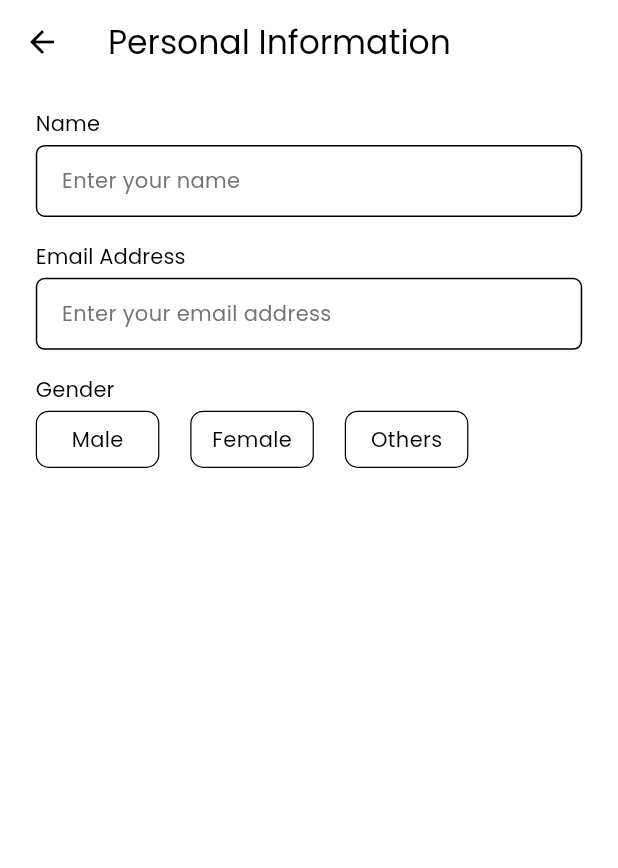
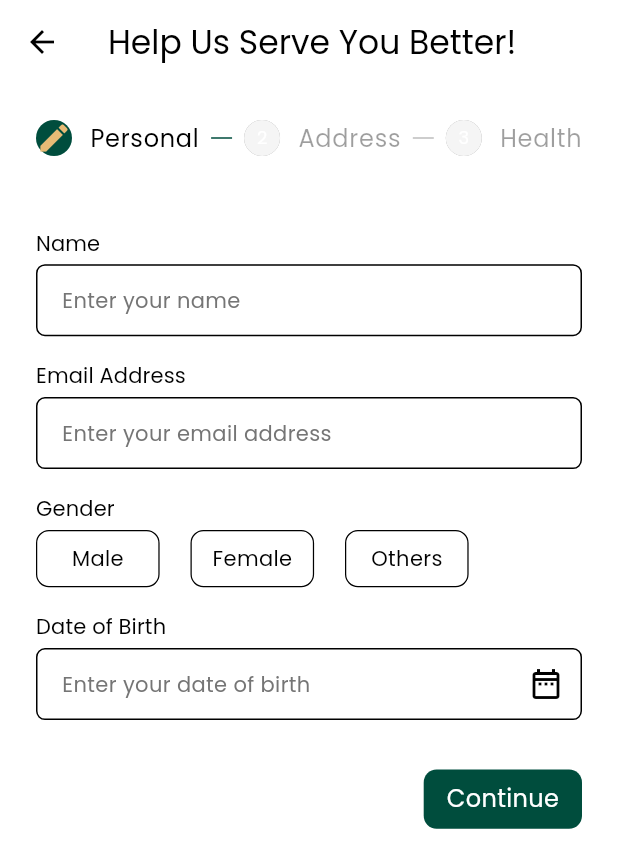
Before and after one commit to nareshsia/starrbox, a Flutter app: the SurveyScreen screen opened by its route, on a phone screen of 412 x 824 dp. Shown: the top 868 px of the screen. Run offline on Flutter 3.47's test engine with Material 3 defaults, Android fonts, the phone set to English and light mode, and no system bars; our stand-ins replace flutter_svg, pinput, responsive_sizer, shared_preferences; accounts and stored records are empty.

```diff
--- a/lib/core/constants/strings.dart
+++ b/lib/core/constants/strings.dart
@@ -5,9 +5,11 @@ class AppStrings {
   static const verificationCodeDes = "We have sent a verification code to";
   static const didNotOTP = "Didn't get the OTP?";
   static const reSend = "Resend";
-  static const personalInfo = "Personal Information";
+  static const personalInfo = "Help Us Serve You Better!";
   static const name = "Name";
   static const nameHint = "Enter your name";
   static const email = "Email Address";
   static const emailHint = "Enter your email address";
+  static const dob = "Date of Birth";
+  static const dobHint = "Enter your date of birth";
 }
--- a/lib/core/theme/dark_theme.dart
+++ b/lib/core/theme/dark_theme.dart
@@ -11,7 +11,7 @@ final ColorScheme darkColorScheme = ColorScheme.dark(
   error: Colors.red[400]!,
   onError: Colors.black,
   tertiary: Colors.black26,
-  onTertiary: Colors.white24
+  onTertiary: Colors.white24,
 );
 
 final ThemeData darkTheme = ThemeData(
--- /dev/null
+++ b/lib/core/validation/validation.dart
@@ -0,0 +1,27 @@
+class Validation {
+  static String? name(String? name) {
+    if (name == null || name.trim().isEmpty) {
+      return "Please enter your name";
+    }
+    return null; // null means no error
+  }
+
+  static String? email(String? email) {
+    if (email == null || email.trim().isEmpty) {
+      return "Please enter your email";
+    } else if (!RegExp(r"^[\w-\.]+@([\w-]+\.)+[\w-]{2,4}$")
+        .hasMatch(email.trim())) {
+      return "Please enter a valid email";
+    }
+    return null;
+  }
+
+  static String? dob(String? name) {
+    if (name == null || name.trim().isEmpty) {
+      return "Please enter date of birth";
+    }
+    return null; // null means no error
+  }
+
+// You can add more: phone, dob, etc.
+}
--- a/lib/features/components/custom_textformfield.dart
+++ b/lib/features/components/custom_textformfield.dart
@@ -35,6 +35,7 @@ class CustomTextFieldWidget extends StatelessWidget {
   final bool? enableBorder;
   final double? borderRadius;
   final EdgeInsets? contentPadding;
+  final bool? enable;
 
   const CustomTextFieldWidget({
     super.key,
@@ -69,7 +70,7 @@ class CustomTextFieldWidget extends StatelessWidget {
     this.prefixIconConstraints,
     this.enableBorder,
     this.borderRadius,
-    this.contentPadding,
+    this.contentPadding, this.enable,
   });
 
   @override
@@ -106,6 +107,7 @@ class CustomTextFieldWidget extends StatelessWidget {
           validator: onValidate,
           obscureText: obscure!,
           controller: controller,
+          enabled: enable,
           decoration: InputDecoration(
             suffix: suffixWidget,
             counterText: "",
--- /dev/null
+++ b/lib/features/survey/personal_details_section.dart
@@ -0,0 +1,148 @@
+import 'package:flutter/material.dart';
+import 'package:intl/intl.dart';
+import 'package:responsive_sizer/responsive_sizer.dart';
+import 'package:starrbox/core/validation/validation.dart';
+import 'package:starrbox/features/survey/survey_controller.dart';
+
+import '../../core/constants/strings.dart';
+import '../components/custom_textformfield.dart';
+
+class PersonalDetailsSection extends StatefulWidget {
+  final SurveyController surveyController;
+
+  const PersonalDetailsSection({super.key, required this.surveyController});
+
+  @override
+  State<PersonalDetailsSection> createState() => _PersonalDetailsSectionState();
+}
+
+class _PersonalDetailsSectionState extends State<PersonalDetailsSection> {
+  @override
+  Widget build(BuildContext context) {
+    final surveyController = widget.surveyController;
+    return Form(
+      key: surveyController.formKey,
+      child: Column(
+        children: [
+          CustomTextFieldWidget(
+            controller: surveyController.nameController,
+            labelTwo: AppStrings.name,
+            hintText: AppStrings.nameHint,
+            readOnly: false,
+            onValidate: Validation.name,
+          ),
+          SizedBox(
+            height: 2.h,
+          ),
+          CustomTextFieldWidget(
+            controller: surveyController.emailController,
+            labelTwo: AppStrings.email,
+            hintText: AppStrings.emailHint,
+            readOnly: false,
+            onValidate: Validation.email,
+          ),
+          SizedBox(
+            height: 2.h,
+          ),
+
+          /// Gender
+          Column(
+            crossAxisAlignment: CrossAxisAlignment.start,
+            children: [
+              Text(
+                "Gender",
+                style: Theme.of(context).textTheme.labelLarge,
+              ),
+              SizedBox(
+                height: 0.5.h,
+              ),
+              ValueListenableBuilder(
+                valueListenable: surveyController.selectedGenderIndex,
+                builder: (context, selectedIndex, child) {
+                  return Row(
+                    children: surveyController.genderList.asMap().entries.map(
+                      (entry) {
+                        final index = entry.key;
+                        final gender = entry.value;
+                        return Padding(
+                          padding: EdgeInsets.only(right: 5.w),
+                          child: InkWell(
+                            borderRadius: BorderRadius.circular(12.sp),
+                            onTap: () {
+                              surveyController.selectedGenderIndex.value =
+                                  index;
+                            },
+                            child: Container(
+                              width: 20.w,
+                              padding: EdgeInsets.symmetric(vertical: 1.h),
+                              decoration: BoxDecoration(
+                                  borderRadius: BorderRadius.circular(12.sp),
+                                  border: Border.all(
+                                      color: selectedIndex == index
+                                          ? Theme.of(context)
+                                              .colorScheme
+                                              .primary
+                                          : Theme.of(context)
+                                              .colorScheme
+                                              .onSurface,
+                                      width: selectedIndex == index
+                                          ? 0.5.w
+                                          : 0.2.w)),
+                              child: Center(child: Text(gender)),
+                            ),
+                          ),
+                        );
+                      },
+                    ).toList(),
+                  );
+                },
+              ),
+              ValueListenableBuilder(
+                valueListenable: surveyController.genderError,
+                builder: (context, show, child) {
+                  if (show) {
+                    return Padding(
+                      padding: EdgeInsets.only(left: 14, top: 6),
+                      child: Text(
+                        "Please select gender",
+                        style: TextStyle(
+                            fontSize: 15.5.sp,
+                            color: Colors.redAccent,
+                            fontWeight: FontWeight.normal),
+                      ),
+                    );
+                  } else {
+                    return SizedBox.shrink();
+                  }
+                },
+              )
+            ],
+          ),
+          SizedBox(
+            height: 2.h,
+          ),
+          CustomTextFieldWidget(
+            controller: surveyController.dobController,
+            labelTwo: AppStrings.dob,
+            hintText: AppStrings.dobHint,
+            onValidate: Validation.dob,
+            readOnly: true,
+            //enable: false,
+            suffixIcon: IconButton(
+                onPressed: () async {
+                  final pickedDate = await showDatePicker(
+                      context: context,
+                      firstDate: DateTime(1960),
+                      lastDate: DateTime.now());
+                  if(pickedDate != null){
+                    final formattedDate = DateFormat('dd/MM/yyyy').format(pickedDate);
+                    surveyController.dobController.text = formattedDate;
+                  }
+                },
+                icon: Icon(Icons.date_range_outlined)),
+          ),
+        ],
+      ),
+    );
+  }
+}
--- /dev/null
+++ b/lib/features/survey/survey_controller.dart
@@ -0,0 +1,42 @@
+import 'package:flutter/material.dart';
+
+class SurveyController extends ChangeNotifier {
+  ValueNotifier<int> currentStep = ValueNotifier(0);
+
+  /// stepper
+  onStepContinue() {
+    if(currentStep.value < 2){
+      currentStep.value += 1;
+      // if (currentStep.value == 0) {
+      //   if (!formKey.currentState!.validate() ||
+      //       selectedGenderIndex.value == -1) {
+      //     if (selectedGenderIndex.value == -1) {
+      //       genderError.value = true;
+      //     } else {
+      //       genderError.value = false;
+      //     }
+      //
+      //   }else{
+      //     currentStep.value += 1;
+      //   }
+      // }else{
+      //   currentStep.value += 1;
+      // }
+    }
+
+  }
+
+  /// personal
+  GlobalKey<FormState> formKey = GlobalKey<FormState>();
+  TextEditingController nameController = TextEditingController();
+  TextEditingController emailController = TextEditingController();
+  TextEditingController dobController = TextEditingController();
+  TextEditingController fruitController = TextEditingController();
+  List<String> genderList = ["Male", "Female", "Others"];
+  ValueNotifier<int> selectedGenderIndex = ValueNotifier(-1);
+  ValueNotifier<bool> genderError = ValueNotifier(false);
+
+  /// Health
+  ValueNotifier<bool?> isPregnant = ValueNotifier(null);
+  ValueNotifier<bool?> isAllergies = ValueNotifier(null);
+}
--- a/lib/features/survey/survey_screen.dart
+++ b/lib/features/survey/survey_screen.dart
@@ -1,7 +1,10 @@
-import 'package:flutter/cupertino.dart';
 import 'package:flutter/material.dart';
+import 'package:provider/provider.dart';
 import 'package:responsive_sizer/responsive_sizer.dart';
 import 'package:starrbox/features/components/custom_textformfield.dart';
+import 'package:starrbox/features/survey/health_section.dart';
+import 'package:starrbox/features/survey/personal_details_section.dart';
+import 'package:starrbox/features/survey/survey_controller.dart';
 
 import '../../core/constants/strings.dart';
 
@@ -13,8 +16,13 @@ class SurveyScreen extends StatefulWidget {
 }
 
 class _SurveyScreenState extends State<SurveyScreen> {
-  List<String> genderList = ["Male", "Female", "Others"];
-  ValueNotifier<int> selectedGenderIndex = ValueNotifier(-1);
+  late final SurveyController surveyController;
+
+  @override
+  void initState() {
+    super.initState();
+    surveyController = Provider.of<SurveyController>(context, listen: false);
+  }
 
   @override
   Widget build(BuildContext context) {
@@ -26,81 +34,111 @@ class _SurveyScreenState extends State<SurveyScreen> {
           style: Theme.of(context).textTheme.titleLarge,
         ),
       ),
-      body: Padding(
-        padding: EdgeInsets.symmetric(horizontal: 20.sp),
-        child: Column(
-          crossAxisAlignment: CrossAxisAlignment.start,
+      body: ValueListenableBuilder(
+        valueListenable: surveyController.currentStep,
+        builder: (context, value, child) {
+          return Stepper(
+            type: StepperType.horizontal,
+            elevation: 0,
+            currentStep: value,
+            stepIconBuilder: (stepIndex, stepState) {
+              if (stepState == StepState.complete) {
+                return Icon(Icons.check_circle,
+                    color: Theme.of(context).colorScheme.primary);
+              } else if (stepState == StepState.editing) {
+                return Icon(Icons.edit,
+                    color: Theme.of(context).colorScheme.secondary);
+              } else {
+                return CircleAvatar(
+                  backgroundColor: Theme.of(context).colorScheme.tertiary,
+                  radius: 12,
+                  child: Text(
+                    "${stepIndex + 1}",
+                    style: const TextStyle(color: Colors.white, fontSize: 12),
+                  ),
+                );
+              }
+            },
+            steps: [
+              Step(
+                  title: Text("Personal"),
+                  content: PersonalDetailsSection(
+                    surveyController: surveyController,
+                  ),
+                  isActive: value == 0,
+                  state: value == 0 ? StepState.editing : StepState.complete),
+              Step(
+                  title: Text("Address"),
+                  content: Container(),
+                  isActive: value == 1,
+                  state: value == 1
+                      ? StepState.editing
+                      : value == 2
+                          ? StepState.complete
+                          : StepState.disabled),
+              Step(
+                  title: Text("Health"),
+                  content: HealthSection(
+                    surveyController: surveyController,
+                  ),
+                  isActive: value == 2,
+                  state: value == 2 ? StepState.editing : StepState.disabled),
+            ],
+            controlsBuilder: (context, details) {
+              return Row(
+                mainAxisAlignment: MainAxisAlignment.end,
                 children: [
-            SizedBox(
-              height: 2.h,
-            ),
-            CustomTextFieldWidget(
-                controller: TextEditingController(),
-                labelTwo: AppStrings.name,
-                hintText: AppStrings.nameHint,
-                readOnly: false),
-            SizedBox(
-              height: 2.h,
-            ),
-            CustomTextFieldWidget(
-                controller: TextEditingController(),
-                labelTwo: AppStrings.email,
-                hintText: AppStrings.emailHint,
-                readOnly: false),
-            SizedBox(
-              height: 2.h,
-            ),
-            /// Gender
-            Column(
-              crossAxisAlignment: CrossAxisAlignment.start,
-              children: [
-                Text(
-                  "Gender",
-                  style: Theme.of(context).textTheme.labelLarge,
-                ),
-                SizedBox(
-                  height: 0.5.h,
-                ),
-                ValueListenableBuilder(
-                  valueListenable: selectedGenderIndex,
-                  builder: (context, selectedIndex, child) {
-                    return Row(
-                      children: genderList.asMap().entries.map(
-                            (entry) {
-                          final index = entry.key;
-                          final gender = entry.value;
-                          return Padding(
-                            padding: EdgeInsets.only(right: 5.w),
+                  Padding(
+                    padding: EdgeInsets.only(top: 4.h),
                     child: InkWell(
                       borderRadius: BorderRadius.circular(12.sp),
-                              onTap: () {
-                                selectedGenderIndex.value = index;
-                              },
+                      onTap: details.onStepContinue,
                       child: Container(
-                                width: 20.w,
-                                padding: EdgeInsets.symmetric(vertical: 1.h),
+                        padding: EdgeInsets.symmetric(
+                            horizontal: 16.sp, vertical: 1.h),
                         decoration: BoxDecoration(
                             borderRadius: BorderRadius.circular(12.sp),
-                                    border: Border.all(
-                                        color:
-                                        selectedIndex == index ? Theme.of(context).colorScheme.primary:   Theme.of(context).colorScheme.onSurface,width: selectedIndex == index ?0.5.w:0.2.w)),
-                                child: Center(child: Text(gender)),
+                            color: Theme.of(context).colorScheme.primary),
+                        child: Center(
+                          child: Text(
+                            "Continue",
+                            style: TextStyle(fontSize: 16, color: Colors.white),
                           ),
                         ),
+                      ),
+                    ),
+                  ),
+                  if (surveyController.currentStep.value > 0)
+                    Padding(
+                      padding: EdgeInsets.only(top: 4.h, left: 5.w),
+                      child: InkWell(
+                        borderRadius: BorderRadius.circular(12.sp),
+                        onTap: details.onStepCancel,
+                        child: Container(
+                          padding: EdgeInsets.symmetric(
+                              horizontal: 16.sp, vertical: 1.h),
+                          decoration: BoxDecoration(
+                              borderRadius: BorderRadius.circular(12.sp),
+                              color: Theme.of(context).colorScheme.primary),
+                          child: Center(
+                            child: Text(
+                              "Back",
+                              style:
+                                  TextStyle(fontSize: 16, color: Colors.white),
+                            ),
+                          ),
+                        ),
+                      ),
+                    ),
+                ],
               );
             },
-                      ).toList(),
+            onStepContinue: surveyController.onStepContinue,
+            onStepCancel: () {
+              surveyController.currentStep.value -= 1;
+            },
           );
         },
-                )
-              ],
-            ),
-            SizedBox(
-              height: 2.h,
-            ),
-
-          ],
-        ),
       ),
     );
   }
--- a/pubspec.yaml
+++ b/pubspec.yaml
@@ -42,6 +42,7 @@ dependencies:
   shared_preferences: ^2.2.2
   flutter_svg: ^2.1.0
   pinput: ^5.0.1
+  intl: ^0.18.1
 
 dev_dependencies:
   flutter_test:
```
Also changed, not shown: lib/features/survey/address_section.dart (added, +10 -0 lines), lib/features/survey/health_section.dart (added, +118 -0 lines), lib/main.dart (+6 -1 lines), pubspec.lock. Lines whose indentation alone changed are shown as unchanged.
